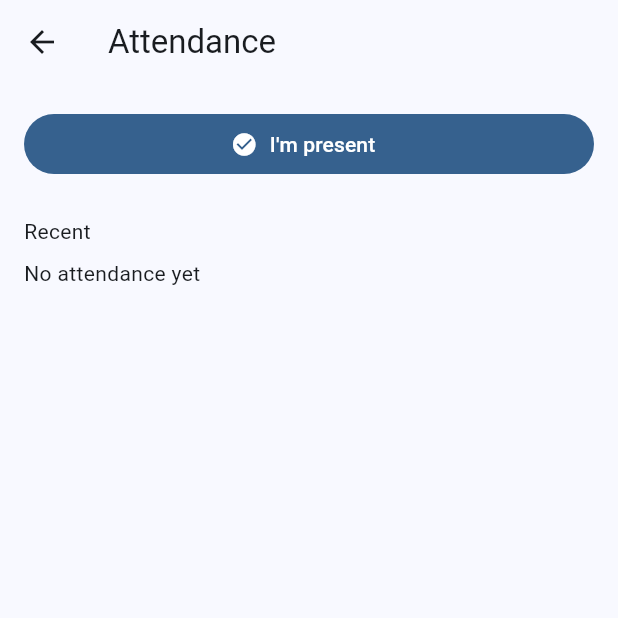
After one commit to pegasusIsHere/basic_app_attendance, a Flutter app: the AttendancePage screen opened directly, on a phone screen of 412 x 824 dp, the top half of it. The commit adds this screen. Run offline on Flutter 3.47's test engine with Material 3 defaults, Android fonts, the phone set to English and light mode, and no system bars; our stand-ins replace dio, flutter_dotenv, flutter_riverpod, flutter_secure_storage, geolocator; accounts and stored records are empty; network calls fail.

Commit message:
attendance feature

```diff
--- /dev/null
+++ b/basic_app/lib/features/attendance/domain/entities/attendance_entry.dart
@@ -0,0 +1,20 @@
+// lib/features/attendance/domain/entities/attendance_entry.dart
+class AttendanceEntry {
+  final String id;
+  final String divisionId;
+  final String? divisionName;
+  final double lng;
+  final double lat;
+  final String status; // present | in | out
+  final DateTime checkedAt;
+
+  const AttendanceEntry({
+    required this.id,
+    required this.divisionId,
+    this.divisionName,
+    required this.lng,
+    required this.lat,
+    required this.status,
+    required this.checkedAt,
+  });
+}
--- /dev/null
+++ b/basic_app/lib/features/attendance/presentation/pages/attendance_page.dart
@@ -0,0 +1,54 @@
+// lib/features/attendance/presentation/pages/attendance_page.dart
+import 'package:flutter/material.dart';
+import 'package:flutter_riverpod/flutter_riverpod.dart';
+import '../providers/attendance_controller.dart';
+import '../providers/attendance_state.dart';
+import '../widgets/present_button.dart';
+import '../widgets/attendance_history_list.dart';
+
+class AttendancePage extends ConsumerStatefulWidget {
+  const AttendancePage({super.key});
+
+  @override
+  ConsumerState<AttendancePage> createState() => _AttendancePageState();
+}
+
+class _AttendancePageState extends ConsumerState<AttendancePage> {
+  @override
+  void initState() {
+    super.initState();
+    WidgetsBinding.instance.addPostFrameCallback((_) {
+      ref.read(attendanceControllerProvider.notifier).loadHistory();
+    });
+  }
+
+  @override
+  Widget build(BuildContext context) {
+    ref.listen(attendanceControllerProvider, (prev, next) {
+      if (next is AttendanceSuccess) {
+        final name = next.entry.divisionName ?? next.entry.divisionId;
+        ScaffoldMessenger.of(context).showSnackBar(
+          SnackBar(content: Text('Marked present in $name at ${next.entry.checkedAt.toLocal()}')),
+        );
+      } else if (next is AttendanceError) {
+        ScaffoldMessenger.of(context).showSnackBar(
+          SnackBar(content: Text(next.message), backgroundColor: Colors.red),
+        );
+      }
+    });
+
+    return Scaffold(
+      appBar: AppBar(title: const Text('Attendance')),
+      body: ListView(
+        padding: const EdgeInsets.all(16),
+        children: const [
+          PresentButton(),
+          SizedBox(height: 24),
+          Text('Recent'),
+          SizedBox(height: 8),
+          AttendanceHistoryList(),
+        ],
+      ),
+    );
+  }
+}
--- /dev/null
+++ b/basic_app/lib/features/attendance/presentation/providers/attendance_state.dart
@@ -0,0 +1,28 @@
+// lib/features/attendance/presentation/providers/attendance_state.dart
+import '../../domain/entities/attendance_entry.dart';
+
+sealed class AttendanceState {
+  const AttendanceState();
+}
+
+class AttendanceIdle extends AttendanceState {
+  final List<AttendanceEntry> history;
+  const AttendanceIdle({this.history = const []});
+}
+
+class AttendanceLoading extends AttendanceState {
+  final List<AttendanceEntry> history;
+  const AttendanceLoading(this.history);
+}
+
+class AttendanceSuccess extends AttendanceState {
+  final AttendanceEntry entry;
+  final List<AttendanceEntry> history;
+  const AttendanceSuccess(this.entry, this.history);
+}
+
+class AttendanceError extends AttendanceState {
+  final String message;
+  final List<AttendanceEntry> history;
+  const AttendanceError(this.message, this.history);
+}
--- /dev/null
+++ b/basic_app/lib/features/attendance/presentation/widgets/attendance_history_list.dart
@@ -0,0 +1,41 @@
+// lib/features/attendance/presentation/widgets/attendance_history_list.dart
+import 'package:flutter/material.dart';
+import 'package:flutter_riverpod/flutter_riverpod.dart';
+import '../providers/attendance_controller.dart';
+import '../providers/attendance_state.dart';
+
+class AttendanceHistoryList extends ConsumerWidget {
+  const AttendanceHistoryList({super.key});
+
+  @override
+  Widget build(BuildContext context, WidgetRef ref) {
+    final state = ref.watch(attendanceControllerProvider);
+    final history = switch (state) {
+      AttendanceIdle(:final history) => history,
+      AttendanceLoading(:final history) => history,
+      AttendanceSuccess(:final history) => history,
+      AttendanceError(:final history) => history,
+      _ => const [],
+    };
+
+    if (history.isEmpty) {
+      return const Text('No attendance yet');
+    }
+
+    return ListView.separated(
+      shrinkWrap: true,
+      physics: const NeverScrollableScrollPhysics(),
+      itemCount: history.length,
+      separatorBuilder: (_, __) => const Divider(height: 1),
+      itemBuilder: (_, i) {
+        final e = history[i];
+        return ListTile(
+          leading: const Icon(Icons.location_on),
+          title: Text(e.divisionName ?? e.divisionId),
+          subtitle: Text('${e.status} • ${e.checkedAt.toLocal()}'),
+          trailing: Text('${e.lat.toStringAsFixed(5)}, ${e.lng.toStringAsFixed(5)}'),
+        );
+      },
+    );
+  }
+}
--- /dev/null
+++ b/basic_app/lib/features/attendance/presentation/widgets/present_button.dart
@@ -0,0 +1,20 @@
+// lib/features/attendance/presentation/widgets/present_button.dart
+import 'package:flutter/material.dart';
+import 'package:flutter_riverpod/flutter_riverpod.dart';
+import '../providers/attendance_controller.dart';
+import '../providers/attendance_state.dart';
+
+class PresentButton extends ConsumerWidget {
+  const PresentButton({super.key});
+
+  @override
+  Widget build(BuildContext context, WidgetRef ref) {
+    final state = ref.watch(attendanceControllerProvider);
+    final loading = state is AttendanceLoading;
+    return FilledButton.icon(
+      onPressed: loading ? null : () => ref.read(attendanceControllerProvider.notifier).checkIn(),
+      icon: const Icon(Icons.check_circle),
+      label: Text(loading ? 'Marking…' : "I'm present"),
+    );
+  }
+}
--- a/basic_app/lib/main.dart
+++ b/basic_app/lib/main.dart
@@ -1,4 +1,5 @@
 // lib/main.dart
+import 'package:basic_app/features/attendance/presentation/pages/attendance_page.dart';
 import 'package:basic_app/features/auth/presentation/pages/login_page.dart';
 import 'package:basic_app/features/auth/presentation/providers/auth_provider.dart';
 import 'package:flutter/material.dart';
@@ -43,7 +44,7 @@ class _AppState extends ConsumerState<App> {
       home: !_bootstrapped || authState is AuthLoading
           ? const _Splash()
           : authState is AuthAuthenticated
-              ? const CheckInPage()
+              ? const AttendancePage()  //CheckInPage()
               : const LoginPage(),
     );
   }
```
Also changed, not shown: basic_app/lib/core/location/location_service.dart (added, +18 -0 lines), basic_app/lib/features/attendance/data/datasources/attendance_remote_ds.dart (added, +30 -0 lines), basic_app/lib/features/attendance/data/models/attendance_model.dart (added, +41 -0 lines), basic_app/lib/features/attendance/data/repositories/attendance_repository_impl.dart (added, +22 -0 lines), basic_app/lib/features/attendance/domain/repositories/attendance_repository.dart (added, +12 -0 lines), basic_app/lib/features/attendance/domain/usecases/check_in.dart (added, +12 -0 lines), basic_app/lib/features/attendance/domain/usecases/list_my_attendance.dart (added, +10 -0 lines), basic_app/lib/features/attendance/presentation/providers/attendance_controller.dart (added, +74 -0 lines), 1 other file.
